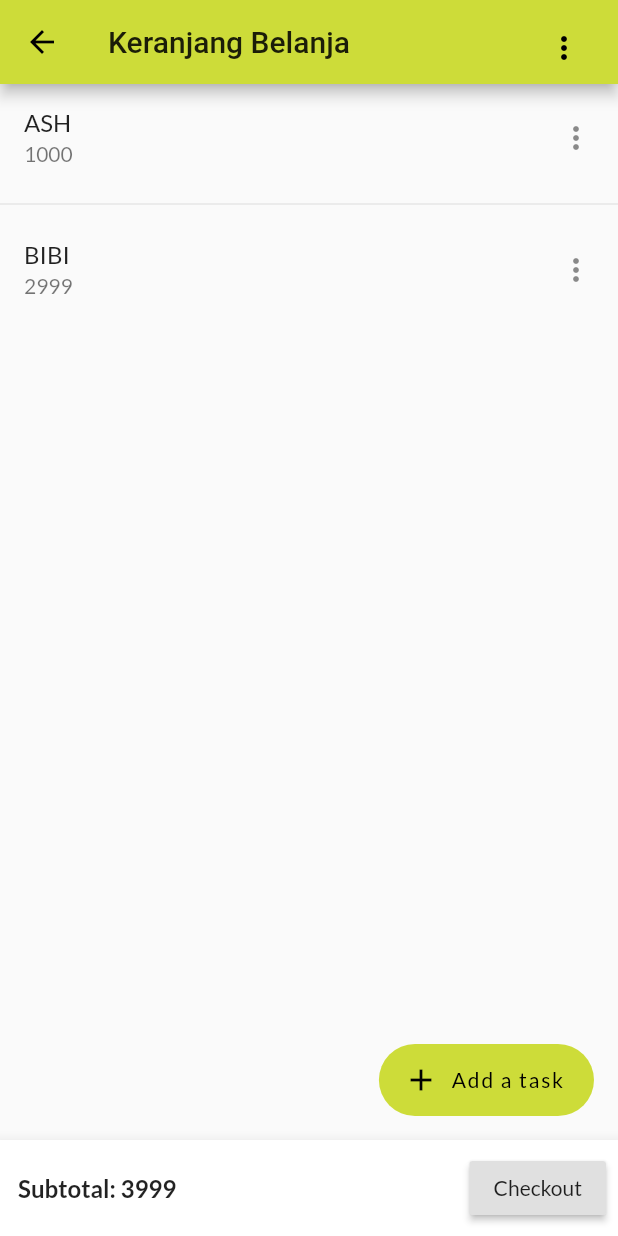
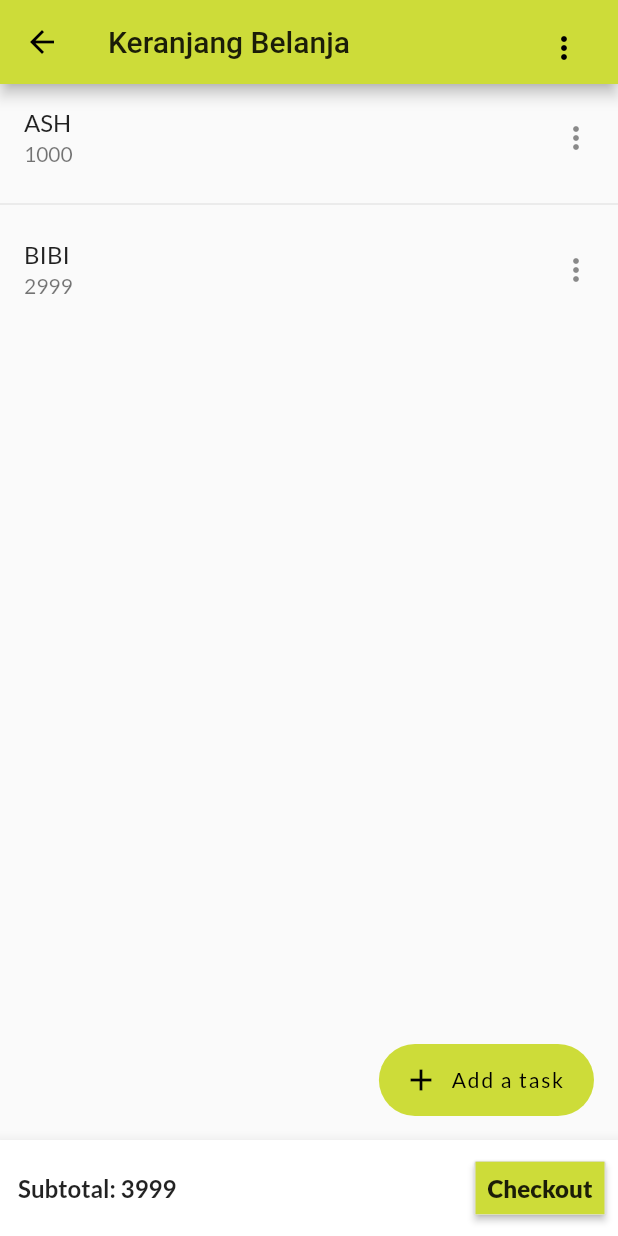
Before and after one commit to mettsardw/smart-chugg2, a Flutter app: the screen it shows after launch, after a tap on the "help outline" icon, on a phone screen of 412 x 824 dp. Run offline on Flutter 3.47's test engine with Material 2 defaults, Android fonts, the phone set to English and light mode, and no system bars; our stand-ins replace google_fonts.

Commit message:
update button

```diff
--- a/lib/bar_bawah.dart
+++ b/lib/bar_bawah.dart
@@ -55,9 +55,19 @@ class BarBawah extends StatelessWidget {
           ),
           Padding(
               child: RaisedButton(
-              onPressed: _alertYakinCheckout,
-              child: Text("Checkout"),
-            ),
+                padding: const EdgeInsets.all(0.0),
+                child: Container(
+                  decoration: const BoxDecoration(
+                    color: Colors.lime,
+                  ),
+                  padding: const EdgeInsets.all(8.0),
+                  child: Text(
+                    'Checkout',
+                    style: Theme.of(context).textTheme.subhead.apply(fontWeightDelta: 10),
+                  ),
+                ),
+                onPressed: _alertYakinCheckout,
+              ),
             padding: EdgeInsets.all(8.0),
           ),
         ],
--- a/lib/boarding.dart
+++ b/lib/boarding.dart
@@ -1,5 +1,6 @@
 import 'package:flutter/material.dart';
 import 'package:google_fonts/google_fonts.dart';
+import 'package:webapp_super/list_barang.dart';
 import 'package:webapp_super/scan_keranjang.dart';
 
 class Boarding extends StatelessWidget {
@@ -58,7 +59,7 @@ class Boarding extends StatelessWidget {
                 child: IconButton(
                   icon: Icon(Icons.help_outline),
                   onPressed: () {
-                    Navigator.pushNamed(context, '/listBarang');
+                    Navigator.pushNamed(context, ListBarang.routeName);
                   },
                 ),
               )
```
